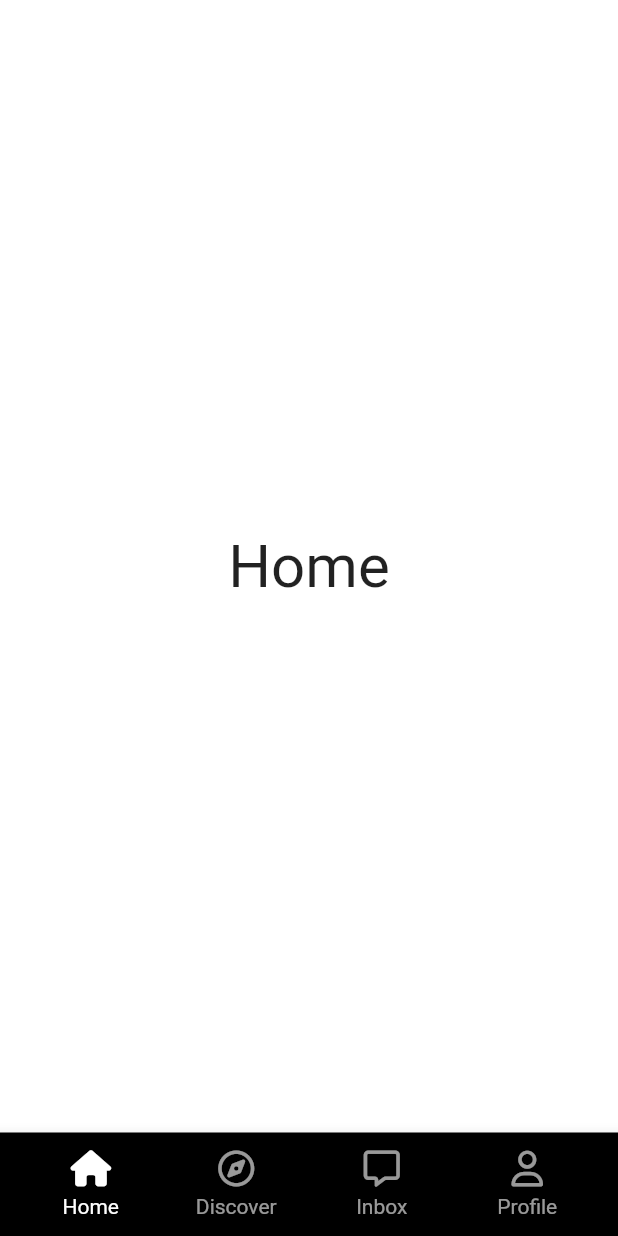
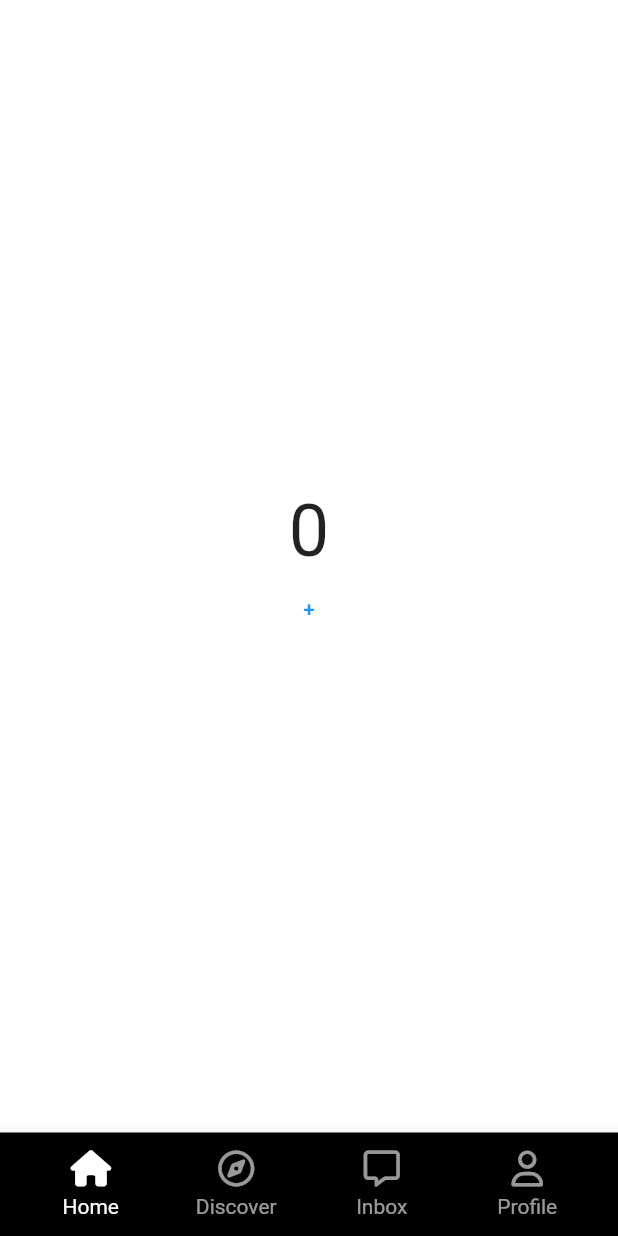
Before and after one commit to alswn2348/tictok_clone_flutter, a Flutter app: the screen it shows after launch, on a phone screen of 412 x 824 dp. Run offline on Flutter 3.47's test engine with Material 2 defaults, Android fonts, the phone set to English and light mode, and no system bars; our stand-ins replace font_awesome_flutter.

Commit message:
feat : stack screen

```diff
--- a/lib/features/main_navigation/main_navigation_screen.dart
+++ b/lib/features/main_navigation/main_navigation_screen.dart
@@ -1,6 +1,7 @@
 import 'package:flutter/material.dart';
 import 'package:font_awesome_flutter/font_awesome_flutter.dart';
 import 'package:tictok_clone_flutter/constants/sizes.dart';
+import 'package:tictok_clone_flutter/features/main_navigation/stf_screen.dart';
 import 'package:tictok_clone_flutter/features/main_navigation/widgets/navigation_tab.dart';
 
 class MainNavigationScreen extends StatefulWidget {
@@ -19,39 +20,30 @@ class _MainNavigationScreenState extends State<MainNavigationScreen> {
     });
   }
 
-  final screen = [
-    const Center(
-      child: Text(
-        "Home",
-        style: TextStyle(fontSize: Sizes.size40),
-      ),
-    ),
-    const Center(
-      child: Text(
-        "Discover",
-        style: TextStyle(fontSize: Sizes.size40),
-      ),
-    ),
-    Container(),
-    const Center(
-      child: Text(
-        "Inbox",
-        style: TextStyle(fontSize: Sizes.size40),
-      ),
-    ),
-    const Center(
-      child: Text(
-        "Profile",
-        style: TextStyle(fontSize: Sizes.size40),
-      ),
-    ),
-  ];
-
   @override
   Widget build(BuildContext context) {
     return SafeArea(
       child: Scaffold(
-        body: screen[_selectedIndex],
+        body: Stack(
+          children: [
+            Offstage(
+              offstage: _selectedIndex != 0,
+              child: const StfScreen(),
+            ),
+            Offstage(
+              offstage: _selectedIndex != 1,
+              child: const StfScreen(),
+            ),
+            Offstage(
+              offstage: _selectedIndex != 3,
+              child: const StfScreen(),
+            ),
+            Offstage(
+              offstage: _selectedIndex != 4,
+              child: const StfScreen(),
+            )
+          ],
+        ),
         bottomNavigationBar: BottomAppBar(
           color: Colors.black,
           child: Padding(
--- /dev/null
+++ b/lib/features/main_navigation/stf_screen.dart
@@ -0,0 +1,42 @@
+import 'package:flutter/material.dart';
+
+class StfScreen extends StatefulWidget {
+  const StfScreen({super.key});
+
+  @override
+  State<StfScreen> createState() => _StfScreenState();
+}
+
+class _StfScreenState extends State<StfScreen> {
+  int _clicks = 0;
+
+  void _increase() {
+    setState(() {
+      _clicks = _clicks + 1;
+    });
+  }
+
+  @override
+  void dispose() {
+    super.dispose();
+  }
+
+  @override
+  Widget build(BuildContext context) {
+    return Center(
+      child: Column(
+        mainAxisAlignment: MainAxisAlignment.center,
+        children: [
+          Text(
+            "$_clicks",
+            style: const TextStyle(fontSize: 48),
+          ),
+          TextButton(
+            onPressed: _increase,
+            child: const Text('+'),
+          )
+        ],
+      ),
+    );
+  }
+}
```
